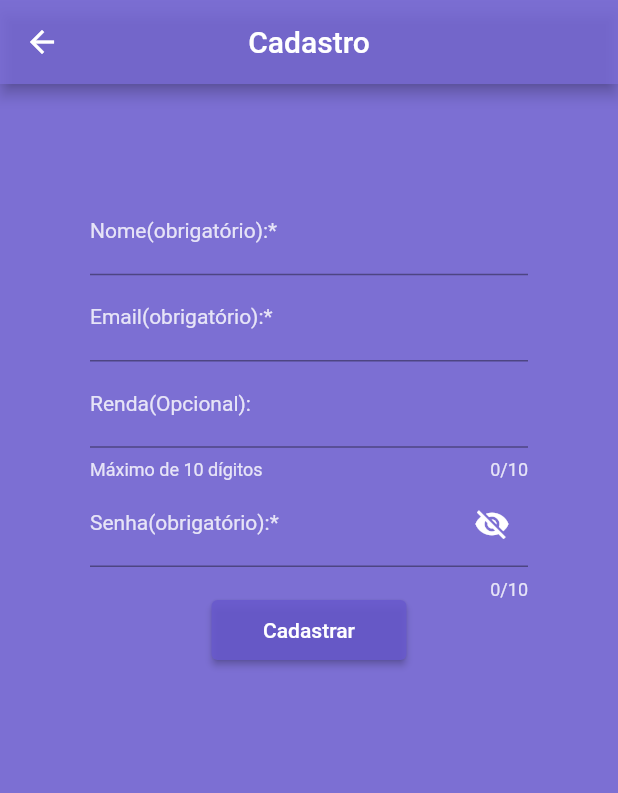
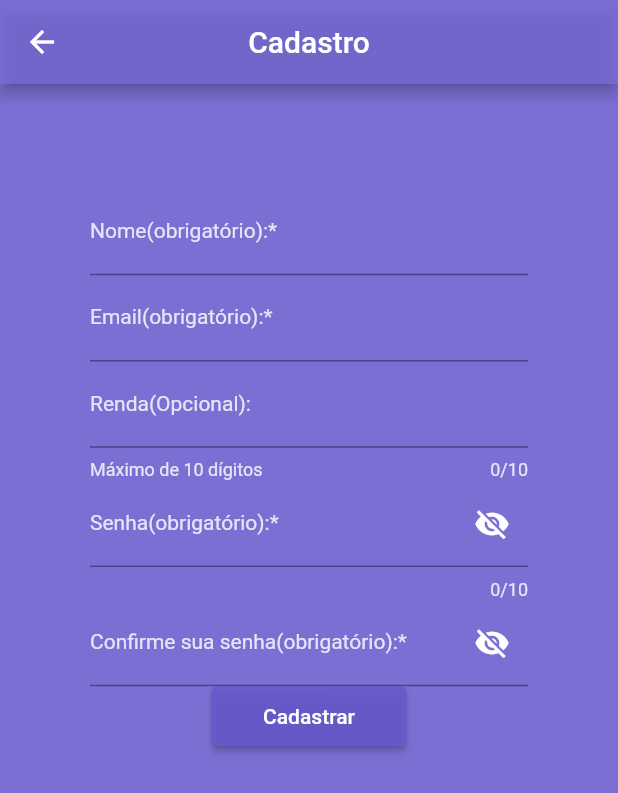
Before and after one commit to proz-tecnologia/PIT03GP06, a Flutter app: the NewRegister screen opened by its route, on a phone screen of 412 x 824 dp. Shown: the top 793 px of the screen. Run offline on Flutter 3.47's test engine with Material 2 defaults, Android fonts, the phone set to English and light mode, and no system bars; our stand-ins replace brasil_fields, cloud_firestore, currency_text_input_formatter, email_validator, firebase_auth, firebase_core and 5 more; missing offline and left inert: validatorless; accounts and stored records are empty.

Commit message:
Adicionado confirmar senha

```diff
--- a/lib/src/view/userregister/pages/new_register.dart
+++ b/lib/src/view/userregister/pages/new_register.dart
@@ -25,6 +25,7 @@ class _NewRegisterState extends State<NewRegister> {
   final _name = TextEditingController();
   final _email = TextEditingController();
   final _password = TextEditingController();
+  final _confirmpassword = TextEditingController();
   bool _showPassword = false;
   double renda = 0;
 
@@ -66,7 +67,7 @@ class _NewRegisterState extends State<NewRegister> {
                           ]),
                           decoration: InputDecoration(
                             labelText: Strings.userNome,
-                            hintText: "Nome e sobrenome",
+                            hintText: "Apenas o primeiro nome",
                             hintStyle: const TextStyle(
                                 fontSize: 12, color: Colors.white),
                             labelStyle: TextStyle(
@@ -202,6 +203,56 @@ class _NewRegisterState extends State<NewRegister> {
                             controllerEntradas.senha = value;
                           },
                         ),
+                        TextFormField(
+                          controller: _confirmpassword,
+                          style: const TextStyle(
+                            color: Colors.white,
+                          ),
+                          autovalidateMode: AutovalidateMode.onUserInteraction,
+                          validator: (value) {
+                            if (value!.isEmpty) {
+                              return 'Por favor, informe a senha';
+                            }
+                            if (_password.text != _confirmpassword.text) {
+                              return "As senhas precisam ser iguais";
+                            }
+                            return null;
+                          },
+                          decoration: InputDecoration(
+                            helperStyle: TextStyle(
+                              color: textUser(),
+                            ),
+                            labelText: Strings.userConfirmarSenha,
+                            hintText: "*******",
+                            hintStyle: const TextStyle(
+                                fontSize: 12, color: Colors.white),
+                            labelStyle: TextStyle(
+                              fontSize: 14,
+                              color: textUser(),
+                            ),
+                            suffixIcon: GestureDetector(
+                                child: Icon(
+                                  _showPassword == false
+                                      ? Icons.visibility_off
+                                      : Icons.visibility,
+                                  color: Colors.white,
+                                ),
+                                onTap: () {
+                                  setState(() {
+                                    _showPassword = !_showPassword;
+                                  });
+                                }),
+                            focusedBorder: const UnderlineInputBorder(
+                              borderSide: BorderSide(
+                                color: Color.fromARGB(220, 248, 248, 248),
+                              ),
+                            ),
+                          ),
+                          obscureText: _showPassword == false ? true : false,
+                          onChanged: (value) {
+                            controllerEntradas.senha = value;
+                          },
+                        ),
                         Center(
                           child: SizedBox(
                             width: 130,
```
